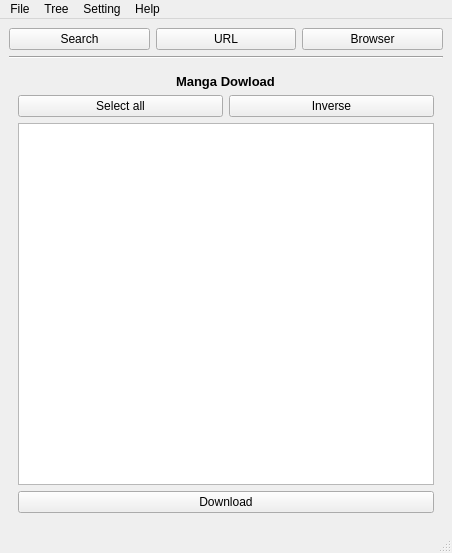
Before: the Qt Designer form dialogs/main.ui in m-haisham/MangaK-UI, drawn with Qt 5.
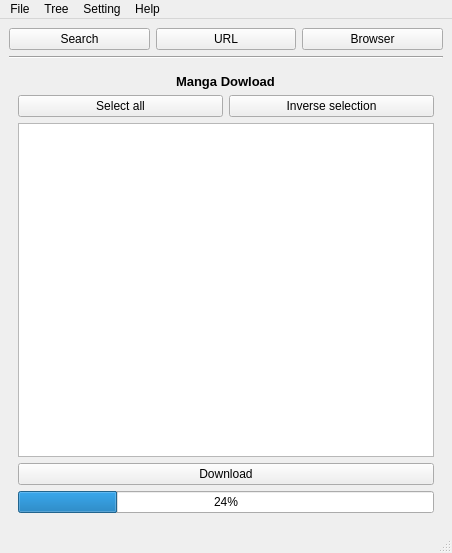
After: the same form once the commit is applied. The open tabs and pages were chosen to show the change.

Commit message: Implemened mangaList

Patch:
```diff
--- a/dialogs/main.ui
+++ b/dialogs/main.ui
@@ -390,7 +390,7 @@
                  <item>
                   <widget class="QPushButton" name="inverseSelectedMangaButton">
                    <property name="text">
-                    <string>Inverse</string>
+                    <string>Inverse selection</string>
                    </property>
                   </widget>
                  </item>
@@ -431,6 +431,16 @@
                  </property>
                 </widget>
                </item>
+               <item>
+                <widget class="QProgressBar" name="mangaDataLoadProgressBar">
+                 <property name="value">
+                  <number>24</number>
+                 </property>
+                 <property name="alignment">
+                  <set>Qt::AlignCenter</set>
+                 </property>
+                </widget>
+               </item>
               </layout>
              </item>
             </layout>
```
Left out of the diff: 10 changed lines with no effect on the pictures. The commit also changes 8 other files.
